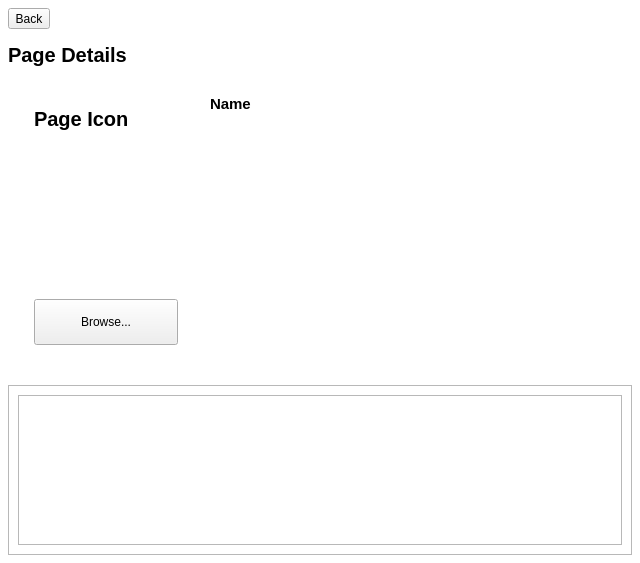
Before: the Qt Designer form ui/settings/PageDetailsWidget.ui in OpenFairWind/FairWindSK, drawn with Qt 5.
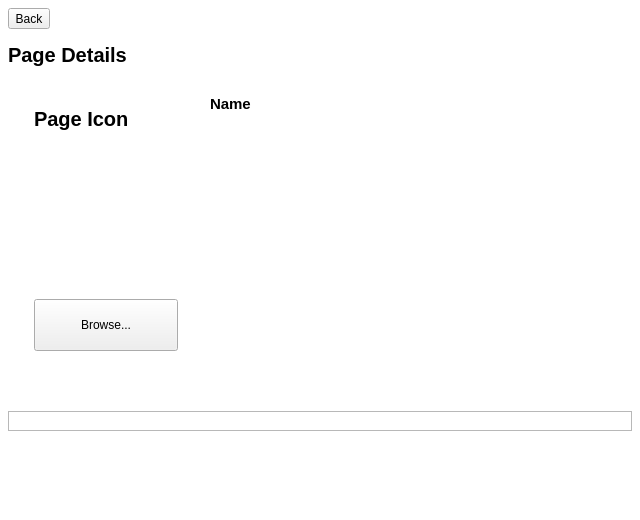
After: the same form once the commit is applied. Icons and pictures are not drawn.

Commit message: Refactor touch icon browser and color picker

What changed in the file:
```diff
--- a/ui/settings/PageDetailsWidget.ui
+++ b/ui/settings/PageDetailsWidget.ui
@@ -258,35 +258,7 @@
        <number>8</number>
       </property>
       <item>
-       <widget class="QListWidget" name="listWidget_Page_Icons">
-        <property name="minimumSize">
-         <size>
-          <width>0</width>
-          <height>150</height>
-         </size>
-        </property>
-        <property name="viewMode">
-         <enum>QListView::IconMode</enum>
-        </property>
-        <property name="movement">
-         <enum>QListView::Static</enum>
-        </property>
-        <property name="flow">
-         <enum>QListView::LeftToRight</enum>
-        </property>
-        <property name="isWrapping" stdset="0">
-         <bool>true</bool>
-        </property>
-        <property name="resizeMode">
-         <enum>QListView::Adjust</enum>
-        </property>
-        <property name="selectionMode">
-         <enum>QAbstractItemView::SingleSelection</enum>
-        </property>
-        <property name="verticalScrollMode">
-         <enum>QAbstractItemView::ScrollPerPixel</enum>
-        </property>
-       </widget>
+       <widget class="QWidget" name="widget_PageIconBrowserHost" native="true"/>
       </item>
      </layout>
     </widget>
```
The commit also changes 11 other files.
